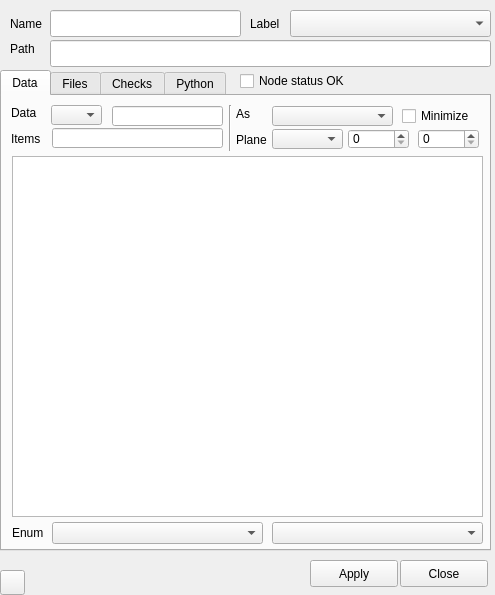
Before: the Qt Designer form NAVigater/CGNS/NAV/T/Q7FormWindow.ui in pyCGNS/pyCGNS, drawn with Qt 5.
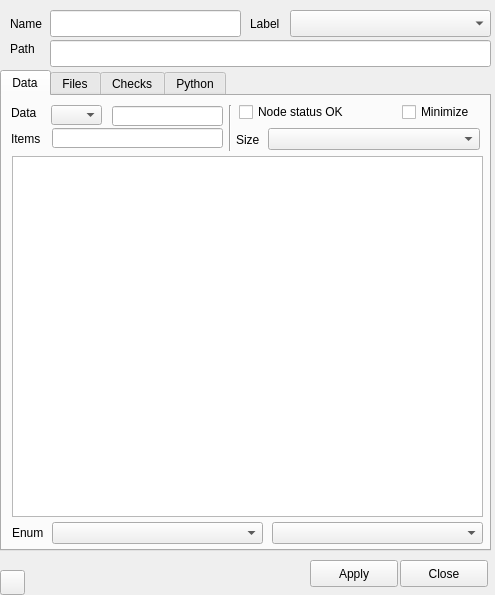
After: the same form once the commit is applied. Icons and pictures are not drawn. Custom widgets are drawn as their Qt base class.

The edit to the form file:
```diff
--- a/NAVigater/CGNS/NAV/T/Q7FormWindow.ui
+++ b/NAVigater/CGNS/NAV/T/Q7FormWindow.ui
@@ -123,49 +123,6 @@
       </rect>
      </property>
     </widget>
-    <widget class="QLabel" name="label_22">
-     <property name="geometry">
-      <rect>
-       <x>234</x>
-       <y>10</y>
-       <width>47</width>
-       <height>16</height>
-      </rect>
-     </property>
-     <property name="text">
-      <string>As</string>
-     </property>
-    </widget>
-    <widget class="QComboBox" name="cShowAs">
-     <property name="geometry">
-      <rect>
-       <x>270</x>
-       <y>10</y>
-       <width>121</width>
-       <height>20</height>
-      </rect>
-     </property>
-    </widget>
-    <widget class="QSpinBox" name="spinBox_3">
-     <property name="geometry">
-      <rect>
-       <x>346</x>
-       <y>33</y>
-       <width>61</width>
-       <height>20</height>
-      </rect>
-     </property>
-    </widget>
-    <widget class="QSpinBox" name="spinBox_2">
-     <property name="geometry">
-      <rect>
-       <x>416</x>
-       <y>33</y>
-       <width>61</width>
-       <height>20</height>
-      </rect>
-     </property>
-    </widget>
     <widget class="QWidget" name="verticalLayoutWidget">
      <property name="geometry">
       <rect>
@@ -201,24 +158,14 @@
       </rect>
      </property>
      <property name="text">
-      <string>Plane</string>
-     </property>
-    </widget>
-    <widget class="QComboBox" name="cPlane">
-     <property name="geometry">
-      <rect>
-       <x>270</x>
-       <y>33</y>
-       <width>71</width>
-       <height>20</height>
-      </rect>
+      <string>Size</string>
      </property>
     </widget>
     <widget class="QCheckBox" name="cMinimize">
      <property name="geometry">
       <rect>
        <x>400</x>
-       <y>9</y>
+       <y>5</y>
        <width>81</width>
        <height>22</height>
       </rect>
@@ -260,6 +207,29 @@
       </rect>
      </property>
     </widget>
+    <widget class="QCheckBox" name="checkBox_18">
+     <property name="geometry">
+      <rect>
+       <x>237</x>
+       <y>5</y>
+       <width>151</width>
+       <height>22</height>
+      </rect>
+     </property>
+     <property name="text">
+      <string>Node status OK</string>
+     </property>
+    </widget>
+    <widget class="QComboBox" name="cRowColSize">
+     <property name="geometry">
+      <rect>
+       <x>266</x>
+       <y>32</y>
+       <width>212</width>
+       <height>22</height>
+      </rect>
+     </property>
+    </widget>
    </widget>
    <widget class="QWidget" name="tFiles">
     <attribute name="title">
@@ -1175,19 +1145,6 @@
     </rect>
    </property>
   </widget>
-  <widget class="QCheckBox" name="checkBox_18">
-   <property name="geometry">
-    <rect>
-     <x>240</x>
-     <y>70</y>
-     <width>151</width>
-     <height>22</height>
-    </rect>
-   </property>
-   <property name="text">
-    <string>Node status OK</string>
-   </property>
-  </widget>
   <widget class="QPushButton" name="bClose">
    <property name="geometry">
     <rect>
```
Left out of the diff: 17 changed lines with no effect on the pictures.
